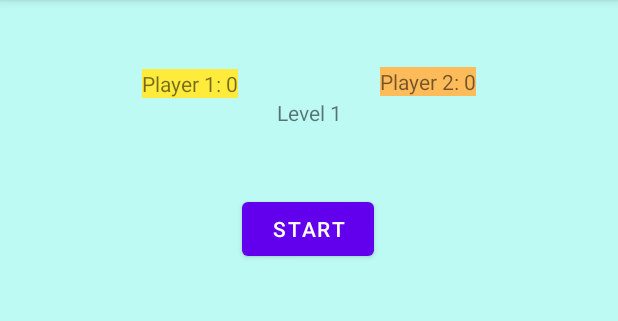
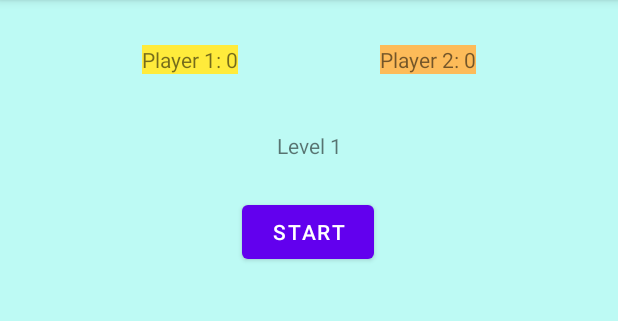
Before and after one commit to Raul0801/examenEv1, an Android app: the screen it shows after launch (MainActivity), on a phone screen of 412 x 824 dp, the part 84-405 px from its top. Run offline under Robolectric (Android 15) with nearby library versions, the phone set to English and light mode, and no system bars; 9 statements that could not run were skipped.

Commit message:
fixed interface

```diff
--- a/app/build.gradle
+++ b/app/build.gradle
@@ -8,7 +8,7 @@ android {
 
     defaultConfig {
         applicationId "com.example.raul_carricoba_pmdm_examen1"
-        minSdk 31
+        minSdk 29
         targetSdk 31
         versionCode 1
         versionName "1.0"
@@ -29,6 +29,7 @@ android {
     kotlinOptions {
         jvmTarget = '1.8'
     }
+
     buildFeatures {
         viewBinding true
     }
--- a/app/src/main/java/com/example/raul_carricoba_pmdm_examen1/MainActivity.kt
+++ b/app/src/main/java/com/example/raul_carricoba_pmdm_examen1/MainActivity.kt
@@ -47,7 +47,7 @@ class MainActivity : AppCompatActivity() {
         resetTextViewsAndCounters()
         if(activePlayer == 0) {
             binding.constraintLayout.setBackgroundColor(Color.parseColor(yellow))
-            binding.textViewPlayerInfo.setText("Player 1: make up to " + (currentLvl+1).toString() + " clicks")
+            binding.textViewPlayerInfo.text = "Player 1: make up to " + (currentLvl+1).toString() + " clicks"
             binding.textViewPlayerInfo.visibility = View.VISIBLE
             showButtons()
             showTextViews()
@@ -58,7 +58,7 @@ class MainActivity : AppCompatActivity() {
             remainingClicks = currentLvl
         } else {
             binding.constraintLayout.setBackgroundColor(Color.parseColor(orange))
-            binding.textViewPlayerInfo.setText("Player 2: make up to " + (currentLvl+1).toString() + " clicks")
+            binding.textViewPlayerInfo.text = "Player 2: make up to " + (currentLvl+1).toString() + " clicks"
             showButtons()
             showTextViews()
             binding.buttonNewRound.visibility = View.INVISIBLE
@@ -71,7 +71,7 @@ class MainActivity : AppCompatActivity() {
 
     private fun onOkBtn1() {
         if(activePlayer == 0) {
-            binding.textViewPlayerInfo.setText("Player 1: try to repeat player 2's clicks (" + (currentLvl).toString() + ") clicks")
+            binding.textViewPlayerInfo.text = "Player 1: try to repeat player 2's clicks (" + (currentLvl).toString() + ") clicks"
             binding.constraintLayout.setBackgroundColor(Color.parseColor(yellow))
             resetTextViewsAndCounters()
             activePlayer = 1
@@ -79,7 +79,7 @@ class MainActivity : AppCompatActivity() {
             binding.buttonOk1.visibility = View.INVISIBLE
             binding.buttonOk2.visibility = View.VISIBLE
         } else {
-            binding.textViewPlayerInfo.setText("Player 2: try to repeat player 1's clicks (" + (currentLvl).toString() + ") clicks")
+            binding.textViewPlayerInfo.text = "Player 2: try to repeat player 1's clicks (" + (currentLvl).toString() + ") clicks"
             binding.constraintLayout.setBackgroundColor(Color.parseColor(orange))
             resetTextViewsAndCounters()
             activePlayer = 0
@@ -91,8 +91,8 @@ class MainActivity : AppCompatActivity() {
 
     private fun onOkBtn2() {
         checkWin()
-        binding.textViewPlayerInfo.setText("")
-        binding.textViewLvl.setText("Level : " + (currentLvl+1))
+        binding.textViewPlayerInfo.text = ""
+        binding.textViewLvl.text = "Level : " + (currentLvl+1)
         binding.buttonOk2.visibility = View.INVISIBLE
         binding.buttonNewRound.visibility = View.VISIBLE
         hideButtons()
@@ -180,7 +180,7 @@ class MainActivity : AppCompatActivity() {
         if(activePlayer == 0) {
             if(checkCounters()) {
                 player2Score += currentLvl
-                binding.textViewPlayer2.setText("Player 2: $player2Score")
+                binding.textViewPlayer2.text = "Player 2: $player2Score"
                 Toast.makeText(this, "Congratulations! Player 2 got it right.", Toast.LENGTH_SHORT).show()
             } else {
                 Toast.makeText(this, "Oops! Player 2 got it wrong.", Toast.LENGTH_SHORT).show()
@@ -188,7 +188,7 @@ class MainActivity : AppCompatActivity() {
         } else {
             if(checkCounters()) {
                 player1Score += currentLvl
-                binding.textViewPlayer1.setText("Player 1: $player1Score")
+                binding.textViewPlayer1.text = "Player 1: $player1Score"
                 Toast.makeText(this, "Congratulations! Player 1 got it right.", Toast.LENGTH_SHORT).show()
             } else {
                 Toast.makeText(this, "Oops! Player 1 got it wrong.", Toast.LENGTH_SHORT).show()
--- a/app/src/main/res/layout/activity_main.xml
+++ b/app/src/main/res/layout/activity_main.xml
@@ -12,12 +12,12 @@
         android:id="@+id/textViewLvl"
         android:layout_width="wrap_content"
         android:layout_height="wrap_content"
+        android:padding="8dp"
         android:text="Level 1"
         app:layout_constraintBottom_toTopOf="@+id/textViewPlayerInfo"
         app:layout_constraintEnd_toEndOf="parent"
         app:layout_constraintStart_toStartOf="parent"
-        app:layout_constraintTop_toTopOf="parent"
-        app:layout_constraintVertical_bias="0.378" />
+        app:layout_constraintTop_toTopOf="parent" />
 
     <TextView
         android:id="@+id/textViewPlayer1"
@@ -27,10 +27,8 @@
         android:text="Player 1: 0"
         app:layout_constraintBottom_toTopOf="@+id/textViewLvl"
         app:layout_constraintEnd_toStartOf="@+id/textViewPlayer2"
-        app:layout_constraintHorizontal_bias="0.5"
         app:layout_constraintStart_toStartOf="parent"
-        app:layout_constraintTop_toTopOf="parent"
-        app:layout_constraintVertical_bias="1.0" />
+        app:layout_constraintTop_toTopOf="parent"/>
 
     <TextView
         android:id="@+id/textViewPlayer2"
@@ -40,10 +38,8 @@
         android:text="Player 2: 0"
         app:layout_constraintBottom_toTopOf="@+id/textViewLvl"
         app:layout_constraintEnd_toEndOf="parent"
-        app:layout_constraintHorizontal_bias="0.5"
         app:layout_constraintStart_toEndOf="@+id/textViewPlayer1"
-        app:layout_constraintTop_toTopOf="parent"
-        app:layout_constraintVertical_bias="0.976" />
+        app:layout_constraintTop_toTopOf="parent"/>
 
     <Button
         android:id="@+id/buttonNewRound"
@@ -54,21 +50,20 @@
         app:layout_constraintEnd_toEndOf="parent"
         app:layout_constraintHorizontal_bias="0.498"
         app:layout_constraintStart_toStartOf="parent"
-        app:layout_constraintTop_toBottomOf="@+id/textViewLvl"
-        app:layout_constraintVertical_bias="0.737" />
+        app:layout_constraintTop_toBottomOf="@+id/textViewLvl" />
 
     <TextView
         android:id="@+id/textViewPlayerInfo"
         android:layout_width="wrap_content"
         android:layout_height="wrap_content"
+        android:padding="8dp"
         android:text="TextView"
         android:visibility="invisible"
         app:layout_constraintBottom_toBottomOf="parent"
         app:layout_constraintEnd_toEndOf="parent"
-        app:layout_constraintHorizontal_bias="0.498"
         app:layout_constraintStart_toStartOf="parent"
         app:layout_constraintTop_toTopOf="parent"
-        app:layout_constraintVertical_bias="0.257" />
+        app:layout_constraintVertical_bias="0.265" />
 
     <Button
         android:id="@+id/button1"
@@ -78,7 +73,6 @@
         android:visibility="invisible"
         app:layout_constraintBottom_toBottomOf="parent"
         app:layout_constraintEnd_toStartOf="@+id/button2"
-        app:layout_constraintHorizontal_bias="0.5"
         app:layout_constraintStart_toStartOf="parent"
         app:layout_constraintTop_toTopOf="parent" />
 
@@ -90,7 +84,6 @@
         android:visibility="invisible"
         app:layout_constraintBottom_toBottomOf="parent"
         app:layout_constraintEnd_toEndOf="parent"
-        app:layout_constraintHorizontal_bias="0.5"
         app:layout_constraintStart_toEndOf="@+id/button1"
         app:layout_constraintTop_toTopOf="parent" />
 
@@ -102,10 +95,9 @@
         android:visibility="invisible"
         app:layout_constraintBottom_toBottomOf="parent"
         app:layout_constraintEnd_toStartOf="@+id/button4"
-        app:layout_constraintHorizontal_bias="0.5"
         app:layout_constraintStart_toStartOf="parent"
         app:layout_constraintTop_toTopOf="parent"
-        app:layout_constraintVertical_bias="0.762" />
+        app:layout_constraintVertical_bias="0.76" />
 
     <Button
         android:id="@+id/button4"
@@ -115,10 +107,9 @@
         android:visibility="invisible"
         app:layout_constraintBottom_toBottomOf="parent"
         app:layout_constraintEnd_toEndOf="parent"
-        app:layout_constraintHorizontal_bias="0.5"
         app:layout_constraintStart_toEndOf="@+id/button3"
         app:layout_constraintTop_toTopOf="parent"
-        app:layout_constraintVertical_bias="0.762" />
+        app:layout_constraintVertical_bias="0.76" />
 
     <TextView
         android:id="@+id/textViewBtn1"
@@ -127,11 +118,9 @@
         android:text="0"
         android:visibility="invisible"
         app:layout_constraintBottom_toBottomOf="@+id/button1"
-        app:layout_constraintEnd_toStartOf="@+id/textViewBtn2"
-        app:layout_constraintHorizontal_bias="0.46"
-        app:layout_constraintStart_toStartOf="parent"
-        app:layout_constraintTop_toBottomOf="@+id/button1"
-        app:layout_constraintVertical_bias="0.052" />
+        app:layout_constraintEnd_toStartOf="@+id/button1"
+        app:layout_constraintStart_toEndOf="@+id/button1"
+        app:layout_constraintTop_toBottomOf="@+id/button1" />
 
     <TextView
         android:id="@+id/textViewBtn2"
@@ -141,35 +130,29 @@
         android:visibility="invisible"
         app:layout_constraintBottom_toBottomOf="@+id/button2"
         app:layout_constraintEnd_toStartOf="@+id/button2"
-        app:layout_constraintHorizontal_bias="0.25"
         app:layout_constraintStart_toEndOf="@+id/button2"
-        app:layout_constraintTop_toBottomOf="@+id/button2"
-        app:layout_constraintVertical_bias="0.526" />
+        app:layout_constraintTop_toBottomOf="@+id/button2"/>
 
     <TextView
         android:id="@+id/textViewBtn3"
         android:layout_width="wrap_content"
         android:layout_height="wrap_content"
-        android:layout_marginStart="146dp"
-        android:layout_marginEnd="257dp"
         android:text="0"
         android:visibility="invisible"
         app:layout_constraintBottom_toBottomOf="@+id/button3"
-        app:layout_constraintEnd_toEndOf="parent"
-        app:layout_constraintStart_toStartOf="parent"
+        app:layout_constraintEnd_toStartOf="@+id/button3"
+        app:layout_constraintStart_toEndOf="@+id/button3"
         app:layout_constraintTop_toBottomOf="@+id/button3" />
 
     <TextView
         android:id="@+id/textViewBtn4"
         android:layout_width="wrap_content"
         android:layout_height="wrap_content"
-        android:layout_marginStart="309dp"
-        android:layout_marginEnd="94dp"
         android:text="0"
         android:visibility="invisible"
         app:layout_constraintBottom_toBottomOf="@+id/button4"
-        app:layout_constraintEnd_toEndOf="parent"
-        app:layout_constraintStart_toStartOf="parent"
+        app:layout_constraintEnd_toStartOf="@+id/button4"
+        app:layout_constraintStart_toEndOf="@+id/button4"
         app:layout_constraintTop_toBottomOf="@+id/button4" />
 
     <Button
@@ -180,10 +163,8 @@
         android:visibility="invisible"
         app:layout_constraintBottom_toTopOf="@+id/textViewPlayerInfo"
         app:layout_constraintEnd_toEndOf="parent"
-        app:layout_constraintHorizontal_bias="0.492"
         app:layout_constraintStart_toStartOf="parent"
-        app:layout_constraintTop_toBottomOf="@+id/textViewLvl"
-        app:layout_constraintVertical_bias="0.737" />
+        app:layout_constraintTop_toBottomOf="@+id/textViewLvl"/>
 
     <Button
         android:id="@+id/buttonOk2"
@@ -193,8 +174,6 @@
         android:visibility="invisible"
         app:layout_constraintBottom_toTopOf="@+id/textViewPlayerInfo"
         app:layout_constraintEnd_toEndOf="parent"
-        app:layout_constraintHorizontal_bias="0.492"
         app:layout_constraintStart_toStartOf="parent"
-        app:layout_constraintTop_toBottomOf="@+id/textViewLvl"
-        app:layout_constraintVertical_bias="0.737" />
+        app:layout_constraintTop_toBottomOf="@+id/textViewLvl" />
 </androidx.constraintlayout.widget.ConstraintLayout>
```
